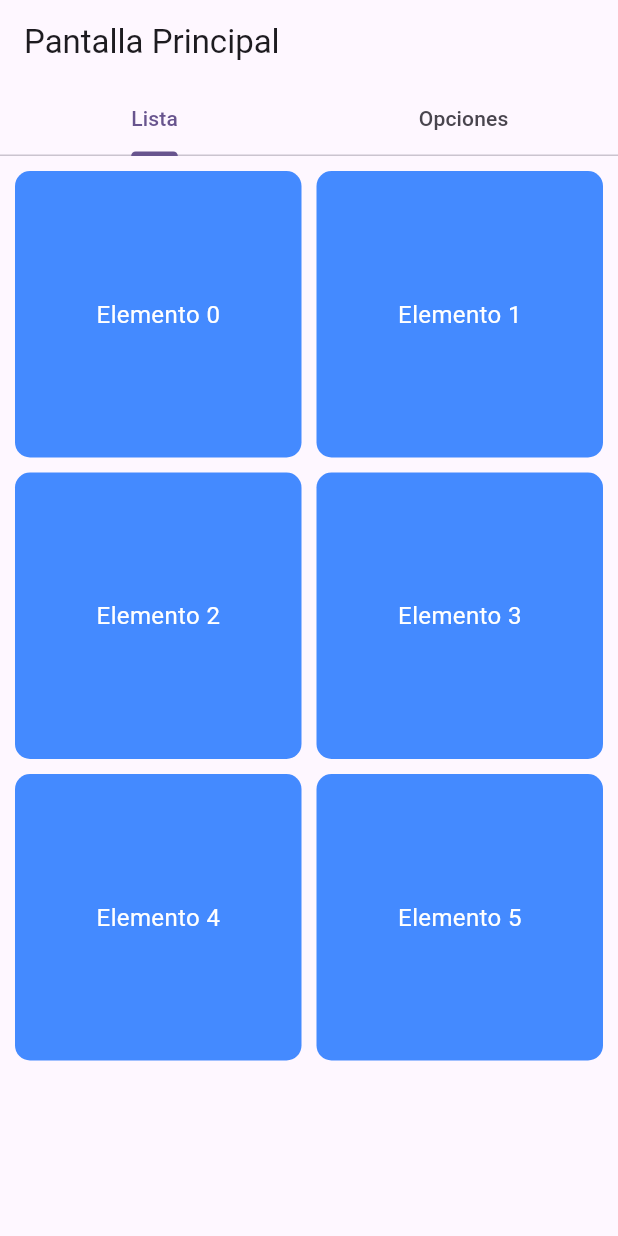
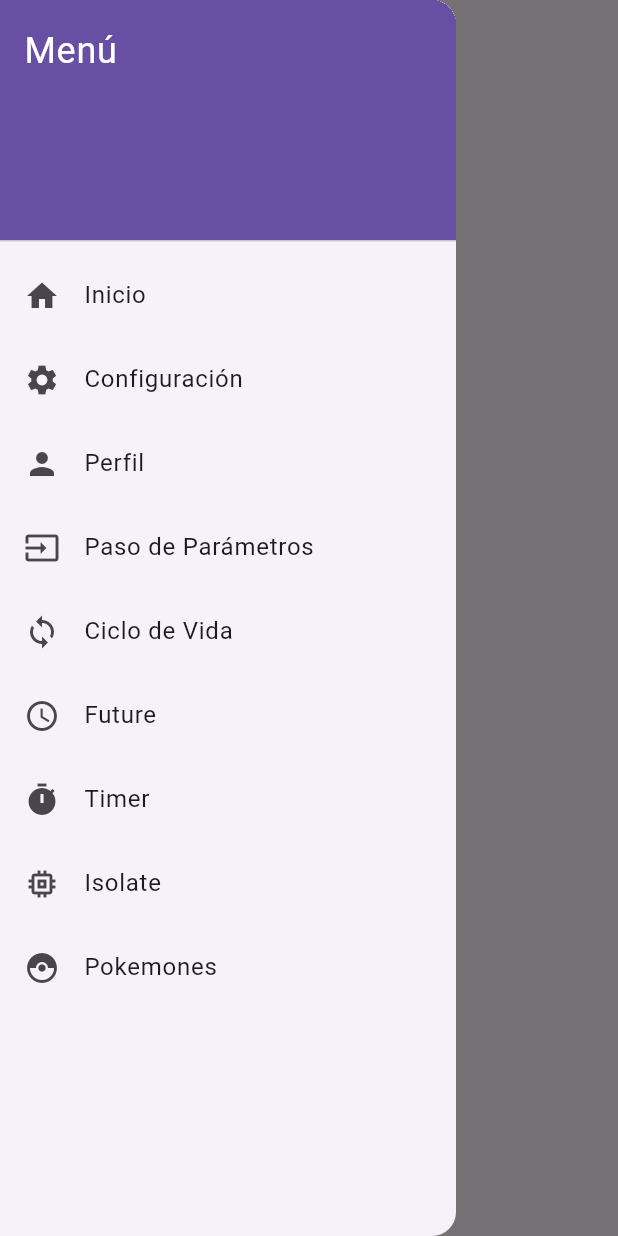
Before and after one commit to JhonMasmela777/APPmoviles, a Flutter app: the screen it shows after launch, with the side drawer open (before the commit the screen has no drawer), on a phone screen of 412 x 824 dp. Run offline on Flutter 3.47's test engine with Material 3 defaults, Android fonts, the phone set to English and light mode, and no system bars; our stand-ins replace go_router.

Commit message:
Taller #2

```diff
--- /dev/null
+++ b/lib/custom_drawer.dart
@@ -0,0 +1,118 @@
+import 'package:flutter/material.dart';
+import 'package:go_router/go_router.dart';
+
+class CustomDrawer extends StatelessWidget {
+  const CustomDrawer({super.key});
+
+  @override
+  Widget build(BuildContext context) {
+    return Drawer(
+      child: ListView(
+        padding: EdgeInsets.zero,
+        children: [
+          DrawerHeader(
+            decoration: BoxDecoration(
+              color:
+                  Theme.of(
+                    context,
+                  ).colorScheme.primary, // Usa el color primario del tema
+            ),
+            child: const Text(
+              'Menú',
+              style: TextStyle(
+                color:
+                    Colors
+                        .white, // Texto blanco para contrastar con el color primario
+                fontSize: 24,
+              ),
+            ),
+          ),
+          ListTile(
+            leading: const Icon(Icons.home),
+            title: const Text('Inicio'),
+            onTap: () {
+              //context.go('/'); // Navega a la ruta principal
+              //Reemplaza la ruta actual en la pila de navegación.
+              //No permite volver atrás automáticamente, ya que no agrega la nueva ruta a la pila.
+              //Útil para navegación sin historial, como en barra de navegación o cambiar de pestañas.
+              context.go('/'); // Navega a la ruta principal
+              Navigator.pop(context); // Cierra el drawer
+            },
+          ),
+          ListTile(
+            leading: const Icon(Icons.settings),
+            title: const Text('Configuración'),
+            onTap: () {
+              //context.push(String route)
+              //Añade la nueva ruta a la pila de navegación.
+              //Permite volver atrás con context.pop().
+              //Ideal para flujos donde el usuario puede regresar, como navegar a una pantalla de detalles.
+              context.push(
+                '/settings',
+              ); // Navega a la pantalla de configuración
+              Navigator.pop(context); // Cierra el drawer
+            },
+          ),
+          ListTile(
+            leading: const Icon(Icons.person),
+            title: const Text('Perfil'),
+            onTap: () {
+              //context.replace(String route)
+              //Similar a go(), pero en este caso reemplaza la ruta actual sin eliminar el historial anterior.
+              //Útil si quieres evitar que el usuario regrese a la pantalla anterior
+              //pero manteniendo la posibilidad de navegar hacia otras rutas en la pila
+              context.replace('/profile'); // Navega a la pantalla de perfil
+              Navigator.pop(context); // Cierra el drawer
+            },
+          ),
+          //!PASO DE PARAMETROS
+          ListTile(
+            leading: const Icon(Icons.input),
+            title: const Text('Paso de Parámetros'),
+            onTap: () {
+              context.go('/paso_parametros');
+            },
+          ),
+          ListTile(
+            leading: const Icon(Icons.loop),
+            title: const Text('Ciclo de Vida'),
+            onTap: () {
+              context.go('/ciclo_vida');
+            },
+          ),
+          //!FUTURE
+          ListTile(
+            leading: const Icon(Icons.schedule),
+            title: const Text('Future'),
+            onTap: () => context.goNamed('future'),
+          ),
+          //!TIMER
+          ListTile(
+            leading: const Icon(Icons.timer),
+            title: const Text('Timer'),
+            onTap: () {
+              context.goNamed('timerView');
+            },
+          ),
+
+          //!ISOLATE
+          ListTile(
+            leading: const Icon(Icons.memory),
+            title: const Text('Isolate'),
+            onTap: () {
+              //Navega a la ruta con nombre 'isolate'
+              context.goNamed('isolate');
+            },
+          ),
+          ListTile(
+            leading: Icon(Icons.catching_pokemon),
+            title: Text('Pokemones'),
+            onTap: () {
+              context.goNamed('pokemons');
+            },
+          ),
+        ],
+      ),
+    );
+  }
+}
--- a/lib/main.dart
+++ b/lib/main.dart
@@ -1,5 +1,9 @@
 import 'package:flutter/material.dart';
-import 'my_home_page.dart';
+import 'package:go_router/go_router.dart';
+import 'custom_drawer.dart'; // Asegúrate de importar tu CustomDrawer
+import 'timer_view.dart';
+import 'isolate_view.dart';
+import 'future_view.dart';
 
 void main() {
   runApp(const MyApp());
@@ -10,14 +14,49 @@ class MyApp extends StatelessWidget {
 
   @override
   Widget build(BuildContext context) {
-    return MaterialApp(
+    return MaterialApp.router(
       debugShowCheckedModeBanner: false,
-      title: 'Flutter Navegación',
-      theme: ThemeData(
-        colorScheme: ColorScheme.fromSeed(seedColor: Colors.deepPurple),
-        useMaterial3: true,
-      ),
-      home: const MyHomePage(),
+      title: 'App Móviles',
+      theme: ThemeData(primarySwatch: Colors.blue),
+      routerConfig: _router,
     );
   }
 }
+
+// Configuración de go_router con rutas nombradas
+final GoRouter _router = GoRouter(
+  initialLocation: '/',
+  routes: [
+    GoRoute(path: '/', builder: (context, state) => const HomeScreen()),
+    GoRoute(
+      path: '/timerView',
+      name: 'timerView',
+      builder: (context, state) => const TimerView(),
+    ),
+    GoRoute(
+      path: '/isolate',
+      name: 'isolate',
+      builder: (context, state) => const IsolateView(),
+    ),
+    GoRoute(
+      path: '/future',
+      name: 'future',
+      builder: (context, state) => const FutureView(),
+    ),
+  ],
+);
+
+class HomeScreen extends StatelessWidget {
+  const HomeScreen({super.key});
+
+  @override
+  Widget build(BuildContext context) {
+    return Scaffold(
+      appBar: AppBar(title: const Text('Menú Principal')),
+      drawer: const CustomDrawer(), // Usa el CustomDrawer
+      body: const Center(
+        child: Text('Bienvenido a la App', style: TextStyle(fontSize: 20)),
+      ),
+    );
+  }
+}
--- a/lib/my_home_page.dart
+++ /dev/null
@@ -1,122 +0,0 @@
-import 'package:flutter/material.dart';
-import 'form_view.dart';
-
-class MyHomePage extends StatefulWidget {
-  const MyHomePage({super.key});
-
-  @override
-  State<MyHomePage> createState() => _MyHomePageState();
-}
-
-class _MyHomePageState extends State<MyHomePage>
-    with SingleTickerProviderStateMixin {
-  late TabController _tabController;
-  bool _isSwitched = false;
-
-  @override
-  void initState() {
-    super.initState();
-    _tabController = TabController(length: 2, vsync: this);
-    print("🟢 initState() de MyHomePage"); // Se ejecuta al iniciar el widget
-  }
-
-  @override
-  void didChangeDependencies() {
-    super.didChangeDependencies();
-    print(
-      "🔵 didChangeDependencies() de MyHomePage",
-    ); // Se ejecuta cuando cambian dependencias
-  }
-
-  @override
-  Widget build(BuildContext context) {
-    print(
-      "🟡 build() de MyHomePage",
-    ); // Se ejecuta cada vez que se reconstruye la UI
-    return Scaffold(
-      appBar: AppBar(
-        title: const Text("Pantalla Principal"),
-        bottom: TabBar(
-          controller: _tabController,
-          tabs: const [Tab(text: "Lista"), Tab(text: "Opciones")],
-        ),
-      ),
-      body: TabBarView(
-        controller: _tabController,
-        children: [
-          // ✅ 1. GridView con elementos (Lista de elementos con navegación)
-          GridView.builder(
-            padding: const EdgeInsets.all(10),
-            gridDelegate: const SliverGridDelegateWithFixedCrossAxisCount(
-              crossAxisCount: 2, // 2 columnas
-              crossAxisSpacing: 10,
-              mainAxisSpacing: 10,
-            ),
-            itemCount: 6, // Cantidad de elementos
-            itemBuilder: (context, index) {
-              return GestureDetector(
-                onTap: () {
-                  print(
-                    "➡ Navegando a FormView con Elemento $index",
-                  ); // Navegación
-                  Navigator.push(
-                    context,
-                    MaterialPageRoute(
-                      builder:
-                          (context) =>
-                              FormView(textoInicial: "Elemento $index"),
-                    ),
-                  );
-                },
-                child: Container(
-                  alignment: Alignment.center,
-                  decoration: BoxDecoration(
-                    color: Colors.blueAccent,
-                    borderRadius: BorderRadius.circular(10),
-                  ),
-                  child: Text(
-                    "Elemento $index",
-                    style: const TextStyle(color: Colors.white, fontSize: 16),
-                  ),
-                ),
-              );
-            },
-          ),
-
-          // ✅ 2. Switch como tercer widget
-          Column(
-            mainAxisAlignment: MainAxisAlignment.center,
-            children: [
-              const Text("Activar opción:", style: TextStyle(fontSize: 18)),
-              Switch(
-                value: _isSwitched,
-                onChanged: (value) {
-                  setState(() {
-                    _isSwitched = value;
-                    print(
-                      "⚡ setState() de MyHomePage - Cambio en Switch",
-                    ); // Estado modificado
-                  });
-                },
-              ),
-              Text(
-                _isSwitched ? "Opción activada" : "Opción desactivada",
-                style: const TextStyle(
-                  fontSize: 18,
-                  fontWeight: FontWeight.bold,
-                ),
-              ),
-            ],
-          ),
-        ],
-      ),
-    );
-  }
-
-  @override
-  void dispose() {
-    _tabController.dispose();
-    print("🔴 dispose() de MyHomePage"); // Se ejecuta al cerrar la app
-    super.dispose();
-  }
-}
--- /dev/null
+++ b/lib/profile_view.dart
@@ -0,0 +1,14 @@
+import 'package:flutter/material.dart';
+import 'package:hola_mundo/base_view.dart';
+
+class ProfileView extends StatelessWidget {
+  const ProfileView({super.key});
+
+  @override
+  Widget build(BuildContext context) {
+    return BaseView(
+      title: 'Perfil', // Título de la pantalla
+      body: const Center(child: Text('Pantalla de perfil')),
+    );
+  }
+}
--- /dev/null
+++ b/lib/settings_view.dart
@@ -0,0 +1,14 @@
+import 'package:flutter/material.dart';
+import 'package:hola_mundo/base_view.dart';
+
+class SettingsView extends StatelessWidget {
+  const SettingsView({super.key});
+
+  @override
+  Widget build(BuildContext context) {
+    return BaseView(
+      title: 'Configuración', // Título de la pantalla
+      body: const Center(child: Text('Pantalla de configuración')),
+    );
+  }
+}
--- a/pubspec.yaml
+++ b/pubspec.yaml
@@ -19,7 +19,7 @@ publish_to: 'none' # Remove this line if you wish to publish to pub.dev
 version: 1.0.0+1
 
 environment:
-  sdk: ^3.7.0
+  sdk: "^3.7.0"
 
 # Dependencies specify other packages that your package needs in order to work.
 # To automatically upgrade your package dependencies to the latest versions
```
Also changed, not shown: lib/base_view.dart (added, +18 -0 lines), lib/future_view.dart (added, +118 -0 lines), lib/isolate_view.dart (added, +114 -0 lines), lib/nueva_vista.dart (added, +45 -0 lines), lib/timer_view.dart (added, +104 -0 lines).
